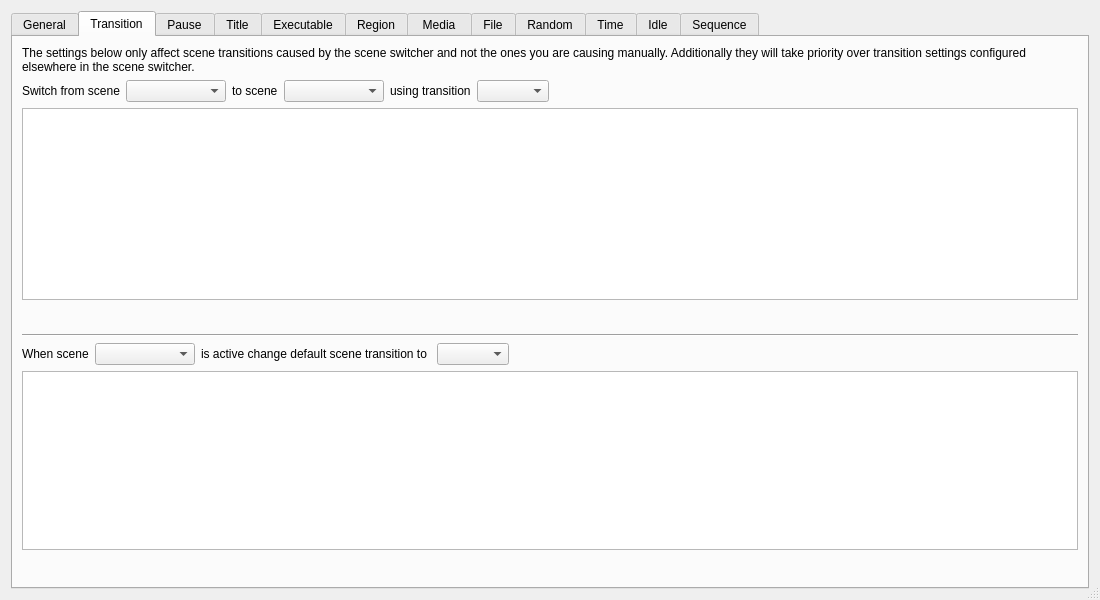
Above: forms/advanced-scene-switcher.ui from WarmUpTill/SceneSwitcher before the change. Below: the same form after it.
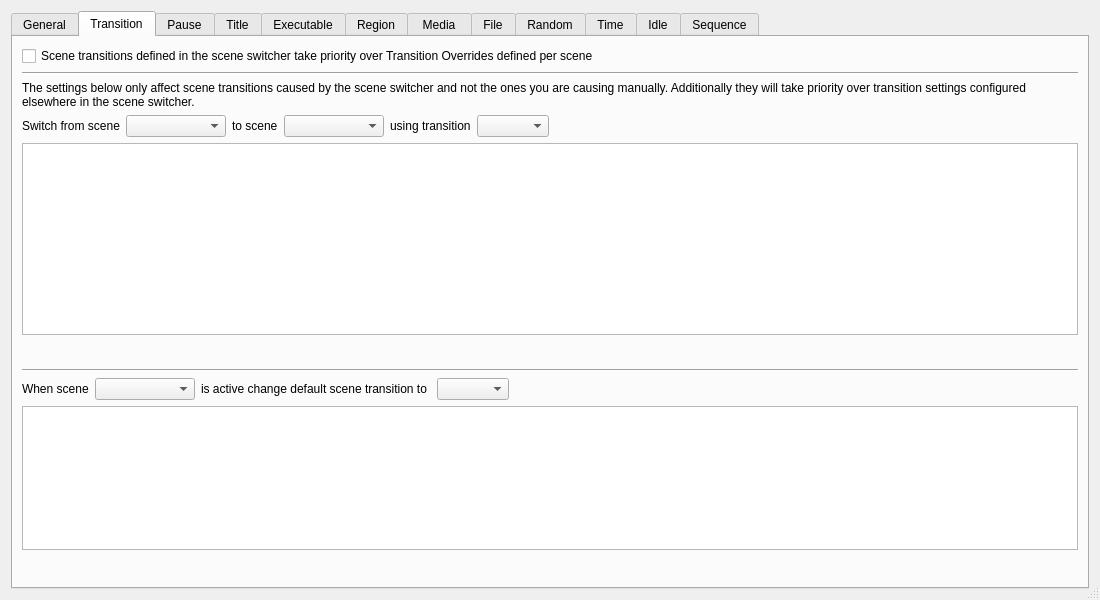
That is the form after the change. The open tabs and pages were chosen to show the change. Icons and pictures are not drawn.

Commit message: add option to override transitionOverrides

The edit to the form file:
```diff
--- a/forms/advanced-scene-switcher.ui
+++ b/forms/advanced-scene-switcher.ui
@@ -539,6 +539,20 @@
       <layout class="QVBoxLayout" name="verticalLayout_15">
        <item>
         <layout class="QVBoxLayout" name="verticalLayout_14">
+         <item>
+          <widget class="QCheckBox" name="transitionOverridecheckBox">
+           <property name="text">
+            <string>Scene transitions defined in the scene switcher take priority over Transition Overrides defined per scene</string>
+           </property>
+          </widget>
+         </item>
+         <item>
+          <widget class="Line" name="line_17">
+           <property name="orientation">
+            <enum>Qt::Horizontal</enum>
+           </property>
+          </widget>
+         </item>
          <item>
           <widget class="QLabel" name="label_36">
            <property name="text">
```
The commit also changes 4 other files.
